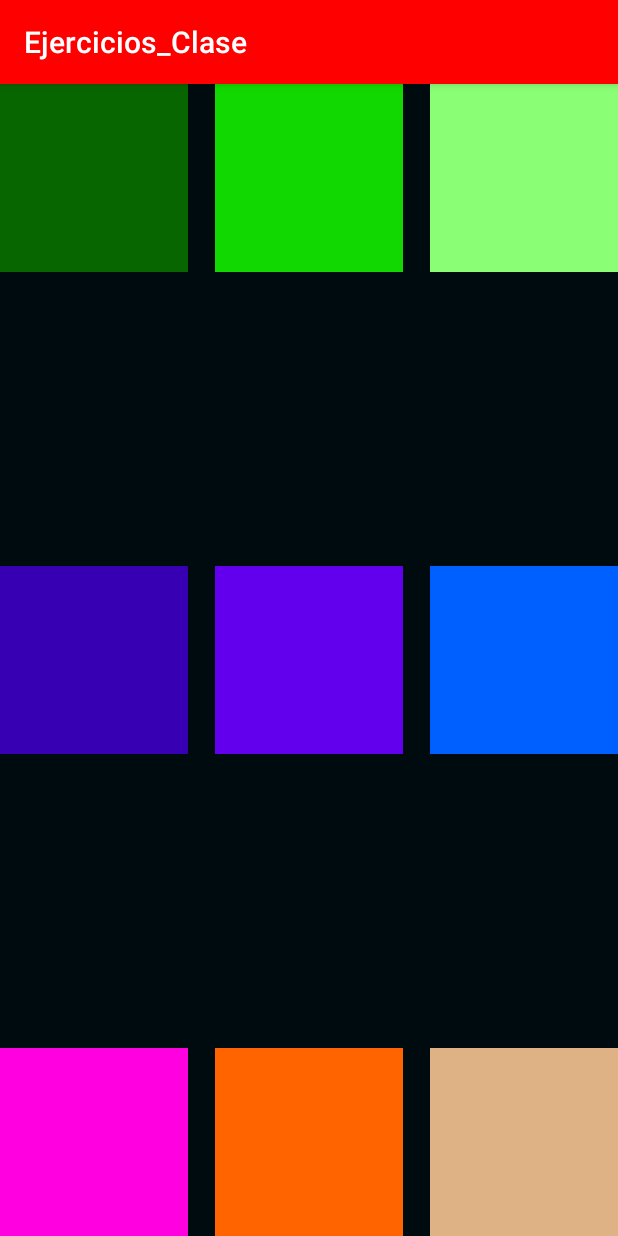
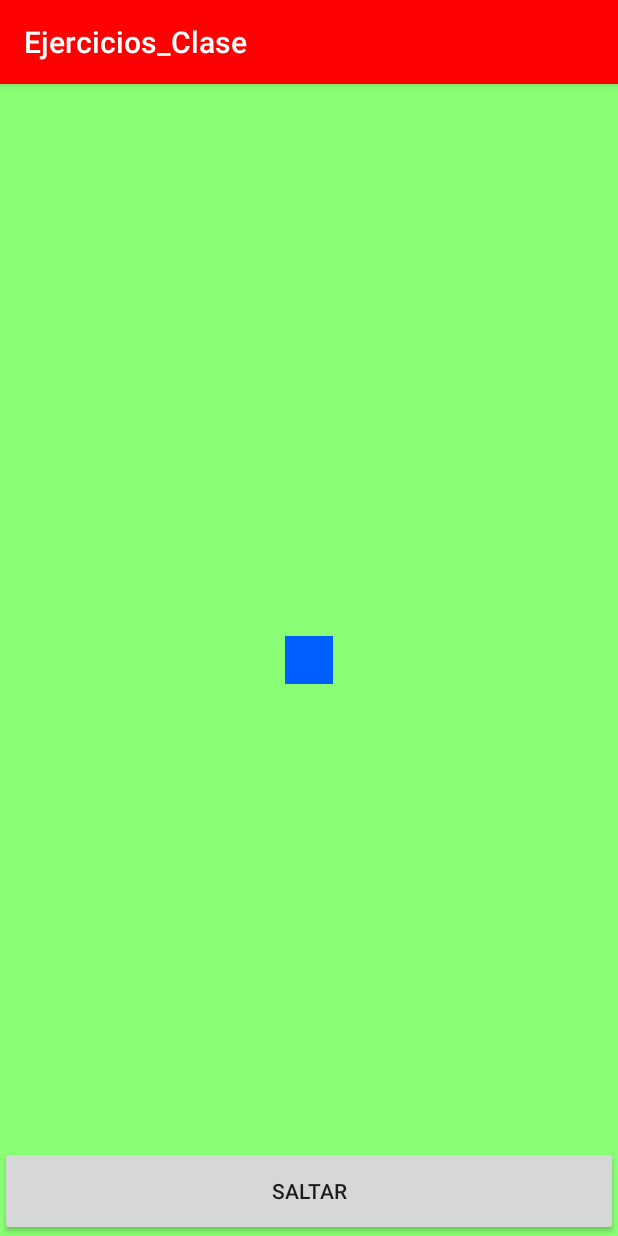
Before and after one commit to RafiCoffee/Ejercicios_Clase, an Android app built with Jetpack Compose: the screen it shows after launch (MainActivity), on a phone screen of 412 x 824 dp. Run offline under Robolectric (Android 15) with nearby library versions, the phone set to English and light mode, and no system bars.

Commit message:
FrameLayout Ejercicio 1

```diff
--- a/app/src/main/java/com/example/ejercicios_clase/MainActivity.kt
+++ b/app/src/main/java/com/example/ejercicios_clase/MainActivity.kt
@@ -3,12 +3,29 @@ package com.example.ejercicios_clase
 import android.os.Bundle
 import android.util.Log
 import android.widget.Toast
+import android.widget.*
+import android.content.*
 import androidx.appcompat.app.AppCompatActivity
 
 class MainActivity : AppCompatActivity() {
+    private lateinit var imagen1 : ImageView
+    private lateinit var imagen2 : ImageView
     override fun onCreate(savedInstanceState: Bundle?) {
         super.onCreate(savedInstanceState)
         setContentView(R.layout.activity_main)
+
+        imagen1 = findViewById(R.id.Imagen1)
+        imagen2 = findViewById(R.id.Imagen2)
+
+        imagen1.setOnClickListener(){
+            val intent = Intent(this, Activity_Secundaria :: class.java)
+            startActivity(intent)
+        }
+
+        imagen2.setOnClickListener(){
+            val intent = Intent(this, Activity_Secundaria2 :: class.java)
+            startActivity(intent)
+        }
     }
     override fun onStart() {
         super.onStart()
--- a/app/src/main/res/layout/activity_main.xml
+++ b/app/src/main/res/layout/activity_main.xml
@@ -1,63 +1,33 @@
 <?xml version="1.0" encoding="utf-8"?>
 <FrameLayout xmlns:android="http://schemas.android.com/apk/res/android"
     xmlns:app="http://schemas.android.com/apk/res-auto"
-    android:orientation="vertical"
+    xmlns:tools="http://schemas.android.com/tools"
     android:layout_width="match_parent"
     android:layout_height="match_parent"
-    android:background="@color/NegroFondo">
+    android:background="@color/NegroFondo"
+    tools:context=".MainActivity">
 
-    <View
-        android:layout_width="125dp"
-        android:layout_height="125dp"
-        android:background="@color/VerdeOscuro"
-        android:layout_gravity="start|top"/>
+    <Button
+        android:id="@+id/boton_Saltar"
+        android:layout_width="match_parent"
+        android:layout_height="60dp"
+        android:text="@string/saltar"
+        android:layout_gravity="center_horizontal|bottom"/>
 
-    <View
-        android:layout_width="125dp"
-        android:layout_height="125dp"
-        android:background="@color/Verde"
+    <ImageView
+        android:id="@+id/Imagen1"
+        android:layout_width="match_parent"
+        android:layout_height="match_parent"
+        android:background="@color/VerdeClaro"
         android:layout_gravity="top|center"/>
 
-    <View
-        android:layout_width="125dp"
-        android:layout_height="125dp"
-        android:background="@color/VerdeClaro"
-        android:layout_gravity="end|top"/>
+    <ImageView
+        android:id="@+id/Imagen2"
+        android:layout_width="wrap_content"
+        android:layout_height="wrap_content"
+        android:background="@color/Azul"
+        android:layout_gravity="center"
+        android:padding="16dp"/>
 
-    <View
-        android:layout_width="125dp"
-        android:layout_height="125dp"
-        android:background="@color/purple_700"
-        android:layout_gravity="start|center"/>
-
-    <View
-        android:layout_width="125dp"
-        android:layout_height="125dp"
-        android:background="@color/purple_500"
-        android:layout_gravity="center"/>
-
-    <View
-        android:layout_width="125dp"
-        android:layout_height="125dp"
-        android:background="@color/Azul"
-        android:layout_gravity="end|center"/>
-
-    <View
-        android:layout_width="125dp"
-        android:layout_height="125dp"
-        android:background="@color/Rosa"
-        android:layout_gravity="start|bottom"/>
-
-    <View
-        android:layout_width="125dp"
-        android:layout_height="125dp"
-        android:background="@color/Naranja"
-        android:layout_gravity="bottom|center"/>
-
-    <View
-        android:layout_width="125dp"
-        android:layout_height="125dp"
-        android:background="@color/Carne"
-        android:layout_gravity="end|bottom"/>
 
 </FrameLayout>
--- a/app/src/main/res/values/strings.xml
+++ b/app/src/main/res/values/strings.xml
@@ -18,4 +18,5 @@
     <string name="llamar_directo">Llamar directamente</string>
     <string name="texto_llamada_default">Escribe un número para llamar</string>
     <string name="descripcion_boton_llamada_2">Pulsa para llamar al número indicado</string>
+    <string name="saltar">Saltar</string>
 </resources>
```
Also changed, not shown: app/src/main/java/com/example/ejercicios_clase/Activity_Secundaria.kt (added, +31 -0 lines), app/src/main/java/com/example/ejercicios_clase/Activity_Secundaria2.kt (added, +30 -0 lines), app/src/main/res/layout/activity_secundaria.xml (added, +8 -0 lines), app/src/main/res/layout/activity_secundaria_2.xml (added, +8 -0 lines).
